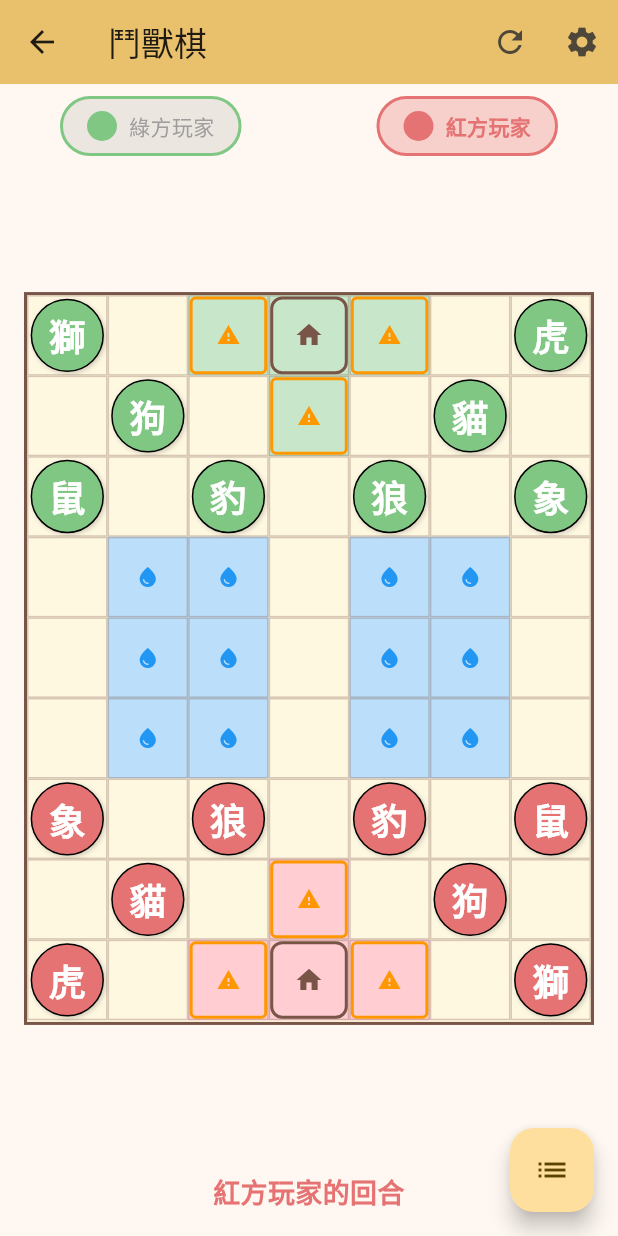
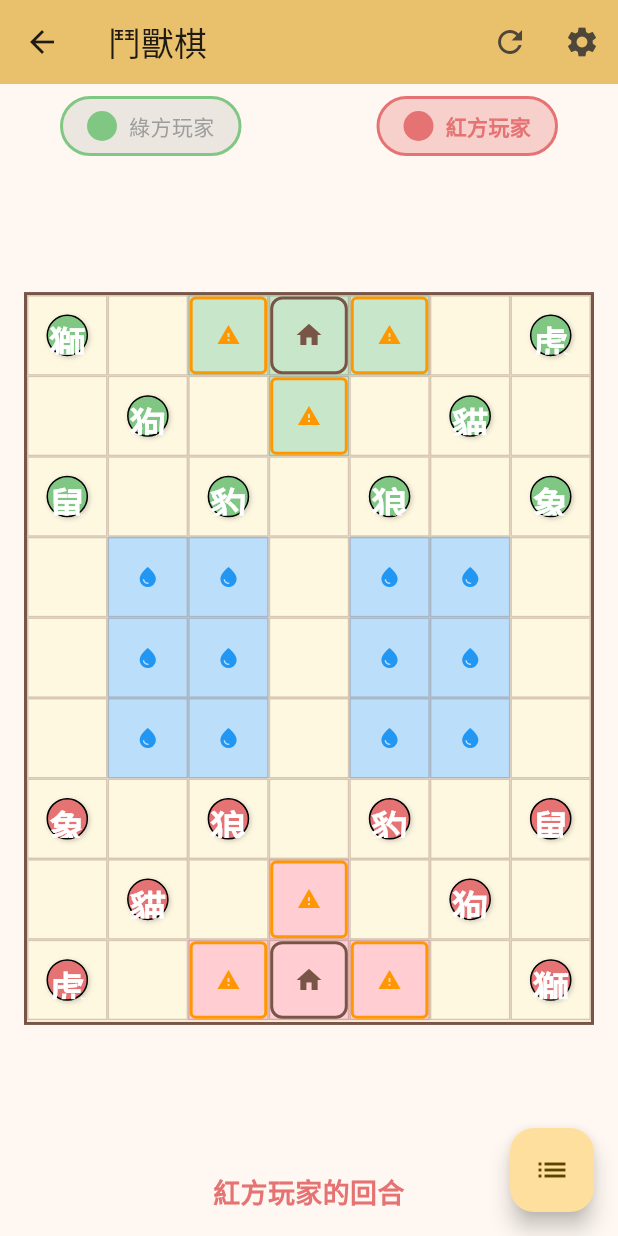
Before and after one commit to neoalienson/animal_chess, a Flutter app: the AnimalChessGameScreen screen opened directly, on a phone screen of 412 x 824 dp. Run offline on Flutter 3.47's test engine with Material 3 defaults, Android fonts, the phone set to English and light mode, and no system bars; our stand-ins replace get_it; generated files the repository leaves out were written again.

Commit message:
increase selection padding

```diff
--- a/lib/constants/ui_constants.dart
+++ b/lib/constants/ui_constants.dart
@@ -36,6 +36,8 @@ class UIConstants {
   static const double validMoveIndicatorSizeFactor = 0.3;
   static const double pieceSizeFactor = 0.9;
   static const double pieceFontSizeFactor = 0.5;
+  static const double pieceTapPadding =
+      12.0; // Padding for better touch targets
 
   // Border Radius
   static const double denBorderRadius = 8.0;
--- a/lib/widgets/piece_widget.dart
+++ b/lib/widgets/piece_widget.dart
@@ -73,6 +73,8 @@ class PieceWidget extends StatelessWidget {
 
     return GestureDetector(
       onTap: onTap,
+      child: Padding(
+        padding: EdgeInsets.all(UIConstants.pieceTapPadding),
         child: Container(
           width: pieceSize,
           height: pieceSize,
@@ -80,8 +82,12 @@ class PieceWidget extends StatelessWidget {
             color: backgroundColor,
             shape: BoxShape.circle,
             border: Border.all(
-            color: isSelected && !isRankDisplay ? UIConstants.pieceBorderColorSelected : UIConstants.pieceBorderColorNormal,
-            width: isSelected && !isRankDisplay ? UIConstants.pieceBorderWidthSelected : UIConstants.pieceBorderWidthNormal,
+              color: isSelected && !isRankDisplay
+                  ? UIConstants.pieceBorderColorSelected
+                  : UIConstants.pieceBorderColorNormal,
+              width: isSelected && !isRankDisplay
+                  ? UIConstants.pieceBorderWidthSelected
+                  : UIConstants.pieceBorderWidthNormal,
             ),
             boxShadow: [
               BoxShadow(
@@ -95,11 +101,15 @@ class PieceWidget extends StatelessWidget {
             child: Text(
               _getDefaultAnimalName(
                 piece.animalType,
-            ), // Enforce Chines for game pieces
+              ), // Enforce Chinese for game pieces
               style: TextStyle(
                 color: textColor,
-              fontSize: pieceSize * UIConstants.pieceFontSizeFactor, // Adjust font size proportionally
+                fontSize:
+                    pieceSize *
+                    UIConstants
+                        .pieceFontSizeFactor, // Adjust font size proportionally
                 fontWeight: FontWeight.bold,
+              ),
             ),
           ),
         ),
```
Lines whose indentation alone changed are shown as unchanged.
